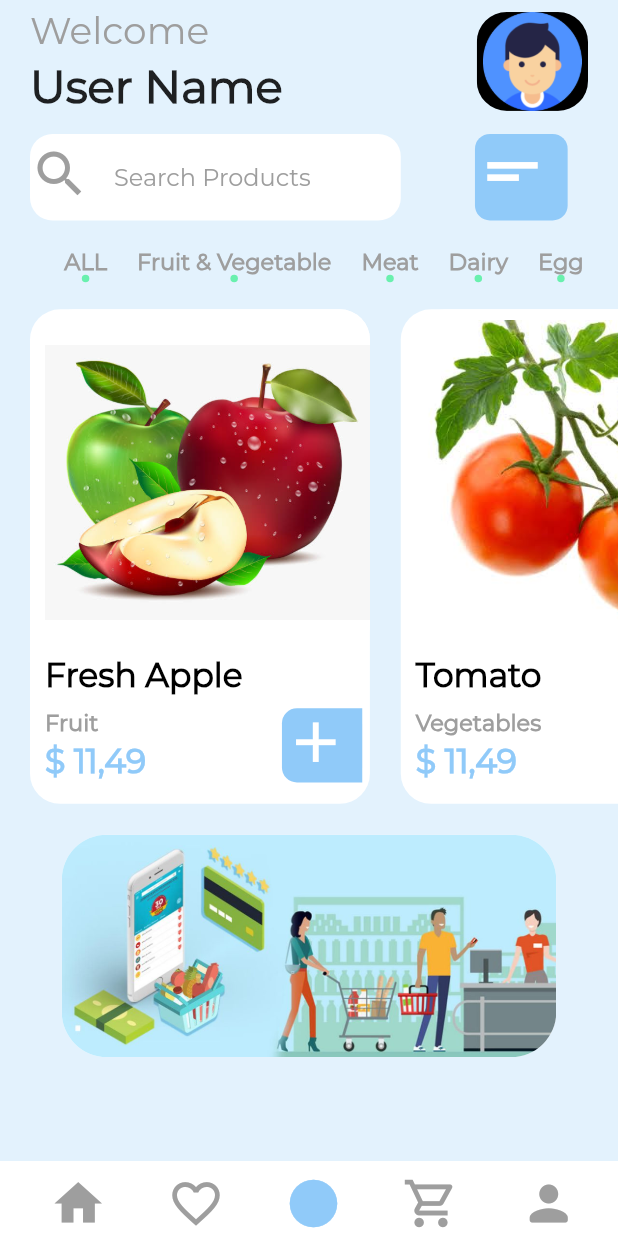
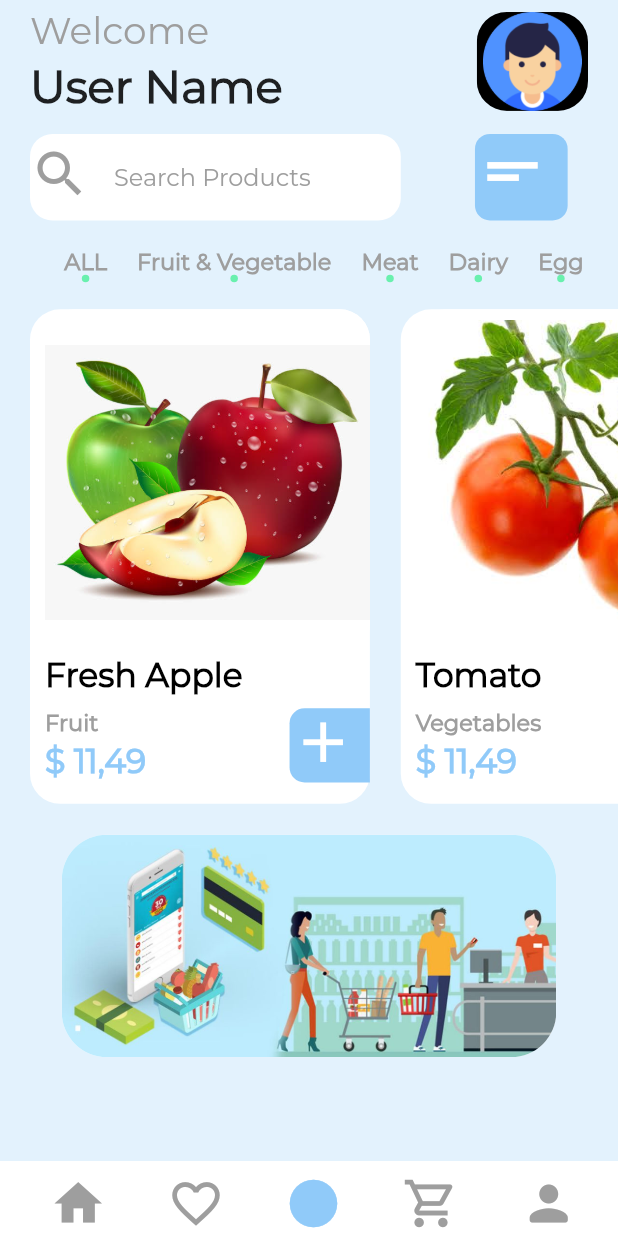
Before and after one commit to RitutoshAeologic/Grocery, a Flutter app: the screen it shows after launch, after a tap on "Shop Now", on a phone screen of 412 x 824 dp. Run offline on Flutter 3.47's test engine with Material 2 defaults, Android fonts, the phone set to English and light mode, and no system bars; project files that could hold a hidden picture were left out.

Commit message:
initial s

```diff
--- a/lib/modules/welcome_page_screen/welcomebody.dart
+++ b/lib/modules/welcome_page_screen/welcomebody.dart
@@ -104,7 +104,7 @@ class WelcomeBody extends StatelessWidget {
                     child: Padding(
                       padding: EdgeInsets.only(left: 20.0),
                       child: Row(
-                        mainAxisAlignment: MainAxisAlignment.spaceEvenly,
+                        mainAxisAlignment: MainAxisAlignment.spaceAround,
                         children: [
                           Container(
                             height: size.height*0.4,
@@ -131,6 +131,7 @@ class WelcomeBody extends StatelessWidget {
                                 SizedBox(height: size.height*0.01,),
                                 Row(
                                   crossAxisAlignment: CrossAxisAlignment.start,
+                                  mainAxisAlignment: MainAxisAlignment.spaceBetween,
                                   children: [
                                     Column(
                                       crossAxisAlignment: CrossAxisAlignment.start,
@@ -204,6 +205,7 @@ class WelcomeBody extends StatelessWidget {
                                 SizedBox(height: size.height*0.01,),
                                 Row(
                                   crossAxisAlignment: CrossAxisAlignment.start,
+                                  mainAxisAlignment: MainAxisAlignment.spaceBetween,
                                   children: [
                                     Column(
                                       crossAxisAlignment: CrossAxisAlignment.start,
@@ -220,12 +222,86 @@ class WelcomeBody extends StatelessWidget {
 
                                       ],
                                     ),
-                                    SizedBox(width: size.width*0.15,),
+                                    SizedBox(width: size.width*0.18,),
                                     Column(
                                       children: [
                                         Container(
                                             height: size.height*0.06,
-                                            width: size.width*0.13,
+                                            width: size.width*0.12,
+                                            decoration: BoxDecoration(
+                                              color: Colors.blue.shade200,
+                                              borderRadius: BorderRadius.only(
+                                                  topLeft: Radius.circular(10),
+                                                  bottomLeft: Radius.circular(10) ),
+                                            ),
+                                            child: IconButton(
+                                              onPressed: () =>
+                                                  Navigator.pushNamed(
+                                                      context,
+                                                      Routes.detailscreen),
+                                              padding: EdgeInsets.only(right: 20.0,bottom: 10.0),
+                                              icon: Icon( Icons.add,color: Colors.white,size: 45,
+                                              ),
+                                            )
+                                        )
+                                      ],
+                                    )
+
+                                  ],
+                                )
+
+                              ],
+                            ),
+                          ),
+                          SizedBox(width: size.width*0.05,),
+                          Container(
+                            height: size.height*0.4,
+                            width: size.width*0.55,
+                            padding: EdgeInsets.only(left: 10,),
+                            decoration: BoxDecoration(
+                              color: Colors.white,
+                              borderRadius: BorderRadius.circular(20),
+                            ),
+                            child:
+                            Column(
+                              crossAxisAlignment: CrossAxisAlignment.start,
+                              children: [
+                                Container(
+                                  height: size.height*0.28,
+                                  width: size.width*1,
+                                  decoration: BoxDecoration(
+                                    color: Colors.white,
+                                    borderRadius: BorderRadius.circular(20),
+                                  ),
+                                  child: Image.asset("assets/image3.jpeg"),
+                                ),
+                                Text("Tomato",style: AppStyles.blackSmallBoldFont,),
+                                SizedBox(height: size.height*0.01,),
+                                Row(
+                                  crossAxisAlignment: CrossAxisAlignment.start,
+                                  mainAxisAlignment: MainAxisAlignment.spaceBetween,
+                                  children: [
+                                    Column(
+                                      crossAxisAlignment: CrossAxisAlignment.start,
+                                      children: [
+                                        Text("Vegetables",style: AppStyles.greySmallFont,),
+                                        SizedBox(height: size.height*0.005,),
+                                        Text("\$ 11,49",
+                                          style:
+                                          TextStyle(
+                                              color: Colors.blue.shade200,
+                                              fontFamily: "Montserrat",
+                                              fontWeight: FontWeight.bold,
+                                              fontSize: 22),),
+
+                                      ],
+                                    ),
+                                    SizedBox(width: size.width*0.18,),
+                                    Column(
+                                      children: [
+                                        Container(
+                                            height: size.height*0.06,
+                                            width: size.width*0.12,
                                             decoration: BoxDecoration(
                                               color: Colors.blue.shade200,
                                               borderRadius: BorderRadius.only(
```
